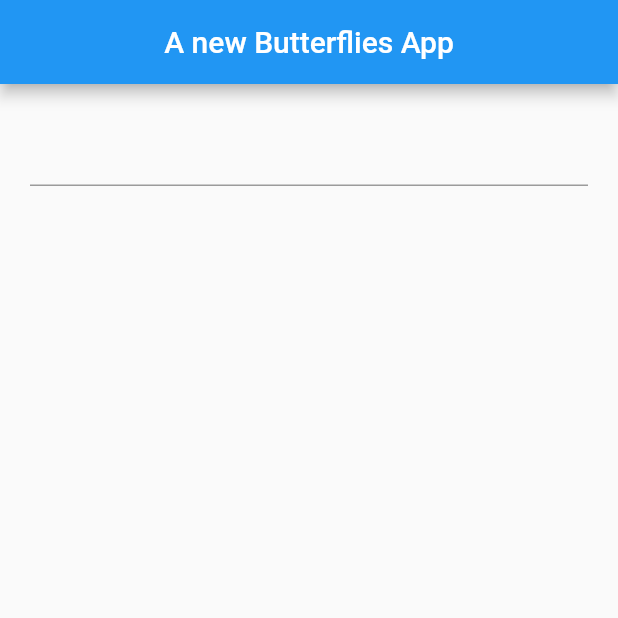
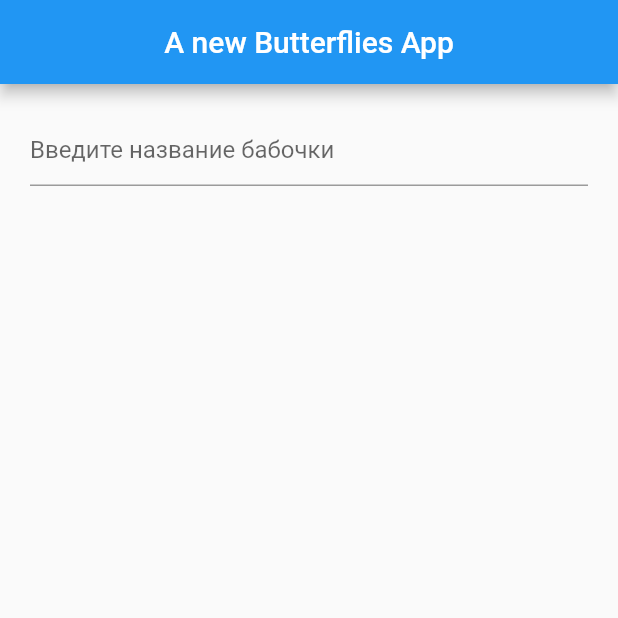
Before and after one commit to sv-makh/week8_new_butterflies, a Flutter app: the screen it shows after launch, on a phone screen of 412 x 824 dp, the top half of it. Run offline on Flutter 3.47's test engine with Material 2 defaults, Android fonts, the phone set to English and light mode, and no system bars.

Commit message:
added comments; hint text

```diff
--- a/lib/main.dart
+++ b/lib/main.dart
@@ -75,11 +75,13 @@ class ButterfliesList extends StatefulWidget {
 }
 
 class _ButterfliesListState extends State<ButterfliesList> {
-
+  //переменная для массива бабочек
   var _bClassList = <Butterfly>[];
 
+  //что выводится под строчкой для поиска
   String _description = "";
 
+  //попытка получить описание бабочки name из массива бабочек
   String _getDescription(String name) {
     if (Butterfly.isNameValid(name)) {
       for (Butterfly b in _bClassList) {
@@ -91,6 +93,7 @@ class _ButterfliesListState extends State<ButterfliesList> {
 
   @override
   void initState() {
+    //массив бабочек инициализируется на старте
     _bClassList = Butterfly.getClassList();
     super.initState();
   }
@@ -102,15 +105,18 @@ class _ButterfliesListState extends State<ButterfliesList> {
       child: Column(
         children: [
           TextField(
-              onSubmitted: (String name) {
-                setState(() {
-                  _description = _getDescription(name);
-                });
-              }
+            decoration:
+              const InputDecoration(hintText: "Введите название бабочки"),
+            onSubmitted: (String name) {
+              setState(() {
+                _description = _getDescription(name);
+              });
+            }
           ),
           const SizedBox(height: 50),
           SingleChildScrollView(
-              child: Text(_description, style: const TextStyle(fontSize: 20.0))
+            child: Text(_description,
+              style: const TextStyle(fontSize: 20.0))
           )
         ],
       ),
```
